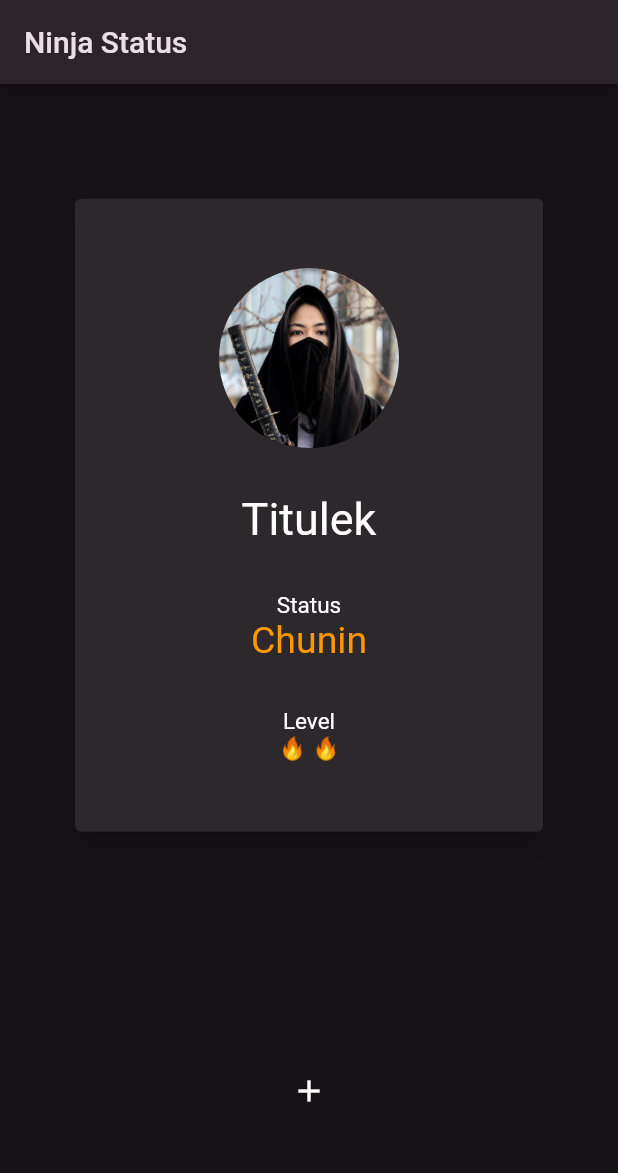
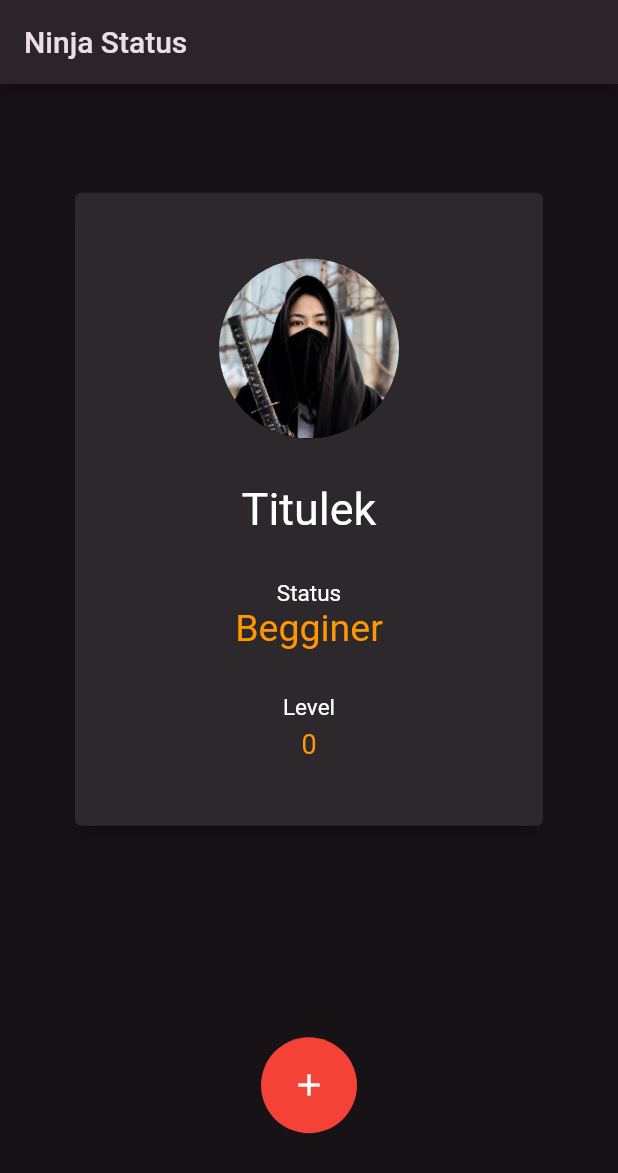
Before and after one commit to milkyascodes/Ninja-Status, a Flutter app: the screen it shows after launch, on a phone screen of 412 x 824 dp. Shown: the top 1173 px of the screen. Run offline on Flutter 3.47's test engine with Material 2 defaults, Android fonts, the phone set to English and light mode, and no system bars; our stand-ins replace get.

Commit message:
added level up functionality and ninja status

```diff
--- /dev/null
+++ b/lib/controllers/controllers.dart
@@ -0,0 +1,33 @@
+// ignore_for_file: unrelated_type_equality_checks
+
+import 'package:get/get.dart';
+
+// class MyBindings extends Bindings {
+//   @override
+//   void dependencies() {
+//     Get.lazyPut(() => Mycontroller());
+//   }
+// }
+
+class Mycontroller extends GetxController {
+  var ninjaName = 'Titulek'.obs;
+  var ninjaLevel = 0.obs;
+  var ninjaStatus = 'Begginer'.obs;
+
+  incrementLevel() {
+    ninjaLevel++;
+
+    if (ninjaLevel < 5) {
+      ninjaStatus.value = 'Jenin';
+    }
+    if (ninjaLevel > 5 && ninjaLevel < 10) {
+      ninjaStatus.value = 'Chunin';
+    }
+    if (ninjaLevel > 10 && ninjaLevel < 20) {
+      ninjaStatus.value = 'Jonin ';
+    }
+    if (ninjaLevel > 20 && ninjaLevel < 1000) {
+      ninjaStatus.value = 'Master ';
+    }
+  }
+}
--- a/lib/main.dart
+++ b/lib/main.dart
@@ -2,6 +2,8 @@
 
 import 'package:flutter/material.dart';
 import 'package:get/get.dart';
+
+import 'controllers/controllers.dart';
 
 void main() {
   runApp(const MyApp());
@@ -17,16 +19,19 @@
       title: 'Flutter Demo',
       theme: ThemeData(
           colorSchemeSeed: Colors.purple, brightness: Brightness.dark),
-      home: const MyHomePage(),
+      home: MyHomePage(),
     );
   }
 }
 
 class MyHomePage extends StatelessWidget {
-  const MyHomePage({Key? key}) : super(key: key);
+  MyHomePage({Key? key}) : super(key: key);
+
+  Mycontroller controller = Get.put(Mycontroller());
 
   @override
   Widget build(BuildContext context) {
+    print(controller.ninjaLevel);
     return Scaffold(
         appBar: AppBar(
           title: const Text('Ninja Status'),
@@ -55,7 +60,7 @@
                               height: 30,
                             ),
                             Text(
-                            'Titulek',
+                              controller.ninjaName.toString(),
                               style: TextStyle(fontSize: 30),
                             )
                           ],
@@ -67,10 +72,12 @@
                                 'Status',
                                 style: TextStyle(fontSize: 15),
                               ),
-                            Text(
-                              'Chunin',
-                              style:
-                                  TextStyle(color: Colors.orange, fontSize: 25),
+                              Obx(
+                                () => Text(
+                                  '${controller.ninjaStatus}',
+                                  style: TextStyle(
+                                      color: Colors.orange, fontSize: 25),
+                                ),
                               )
                             ],
                           ),
@@ -82,10 +89,15 @@
                                 'Level',
                                 style: TextStyle(fontSize: 15),
                               ),
-                            Text(
-                              '🔥 🔥',
-                              style:
-                                  TextStyle(color: Colors.orange, fontSize: 15),
+                              SizedBox(
+                                height: 5,
+                              ),
+                              Obx(
+                                () => Text(
+                                  '${controller.ninjaLevel}',
+                                  style: TextStyle(
+                                      color: Colors.orange, fontSize: 18),
+                                ),
                               )
                             ],
                           ),
@@ -95,14 +107,22 @@
                     ),
                   ),
                 ),
-              IconButton(
-                onPressed: () {},
-
-                icon: Icon(Icons.add),
-                // color: Colors.red,
-              )
-            ],
+                TextButton(
+                  style: TextButton.styleFrom(
+                    backgroundColor: Colors.red,
+                    shape: CircleBorder(),
+                    elevation: 0,
+                    padding: EdgeInsets.all(20),
                   ),
+                  child: Icon(
+                    Icons.add,
+                    color: Colors.white,
+                  ),
+                  onPressed: () {
+                    controller.incrementLevel();
+                  },
+                ),
+              ]),
         ));
   }
 }
```
Lines whose indentation alone changed are shown as unchanged.
